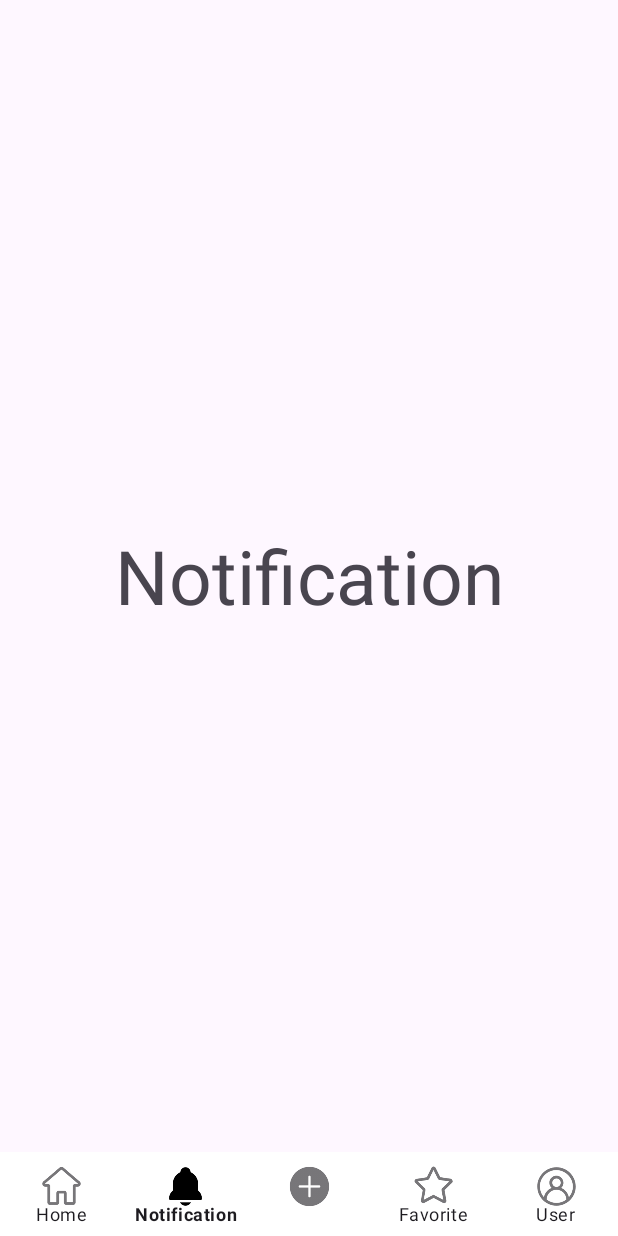
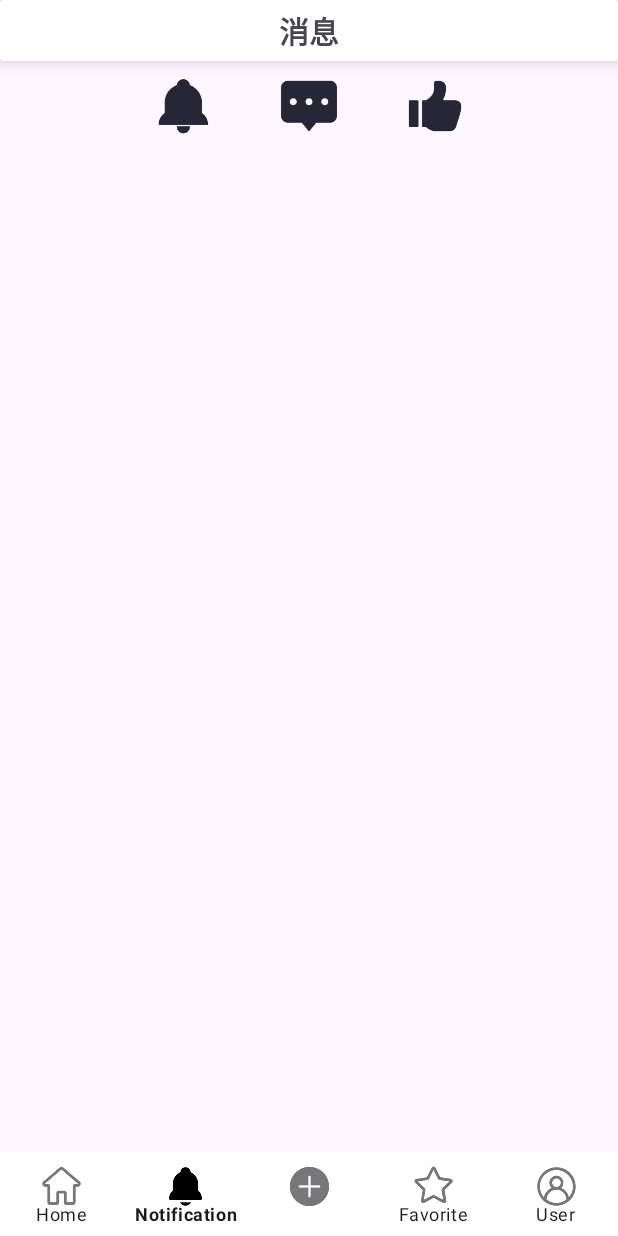
Before and after one commit to yangxin12138/CustomHeihe, an Android app: the screen it shows after launch (MainActivity), item 2 of the bottom bar chosen, on a phone screen of 412 x 824 dp. Run offline under Robolectric (Android 15) with nearby library versions, the phone set to English and light mode, and no system bars; libraries missing offline, so code that uses them is left out: com.youth.banner.

Commit message:
添加通知页的顶部图标

```diff
--- a/app/src/main/res/layout/fragment_notification.xml
+++ b/app/src/main/res/layout/fragment_notification.xml
@@ -1,17 +1,58 @@
 <?xml version="1.0" encoding="utf-8"?>
-<FrameLayout xmlns:android="http://schemas.android.com/apk/res/android"
+<LinearLayout xmlns:android="http://schemas.android.com/apk/res/android"
     xmlns:tools="http://schemas.android.com/tools"
+    xmlns:card_view="http://schemas.android.com/apk/res-auto"
     android:layout_width="match_parent"
     android:layout_height="match_parent"
+    android:orientation="vertical"
     tools:context=".NotificationFragment">
 
-    <!-- TODO: Update blank fragment layout -->
-    <TextView
+    <androidx.cardview.widget.CardView
+        android:layout_width="match_parent"
+        android:layout_height="wrap_content"
+        card_view:cardElevation="8dp">
+        <TextView
+            android:layout_width="match_parent"
+            android:layout_height="wrap_content"
+            android:padding="5dp"
+            android:text="消息"
+            android:textSize="20sp"
+            android:textStyle="bold"
+            android:gravity="center_horizontal" />
+    </androidx.cardview.widget.CardView>
+
+    <LinearLayout
+        android:layout_width="match_parent"
+        android:layout_height="wrap_content"
+        android:paddingStart="80dp"
+        android:paddingEnd="80dp"
+        android:orientation="horizontal">
+        <ImageView
+            android:id="@+id/noti_icon_information"
+            android:layout_width="0dp"
+            android:layout_height="60dp"
+            android:layout_weight="1"
+            android:padding="10dp"
+            android:src="@drawable/information"/>
+        <ImageView
+            android:id="@+id/noti_icon_comment"
+            android:layout_width="0dp"
+            android:layout_height="60dp"
+            android:layout_weight="1"
+            android:padding="10dp"
+            android:src="@drawable/comment"/>
+        <ImageView
+            android:id="@+id/noti_icon_like"
+            android:layout_width="0dp"
+            android:layout_height="60dp"
+            android:layout_weight="1"
+            android:padding="10dp"
+            android:src="@drawable/like"/>
+    </LinearLayout>
+    <FrameLayout
+        android:id="@+id/notification_container"
         android:layout_width="match_parent"
         android:layout_height="match_parent"
-        android:layout_gravity="center"
-        android:gravity="center"
-        android:textSize="50dp"
-        android:text="Notification" />
+        />
 
-</FrameLayout>
+</LinearLayout>
```
Also changed, not shown: app/src/main/res/drawable/comment.png (added), app/src/main/res/drawable/information.png (added), app/src/main/res/drawable/like.png (added).
